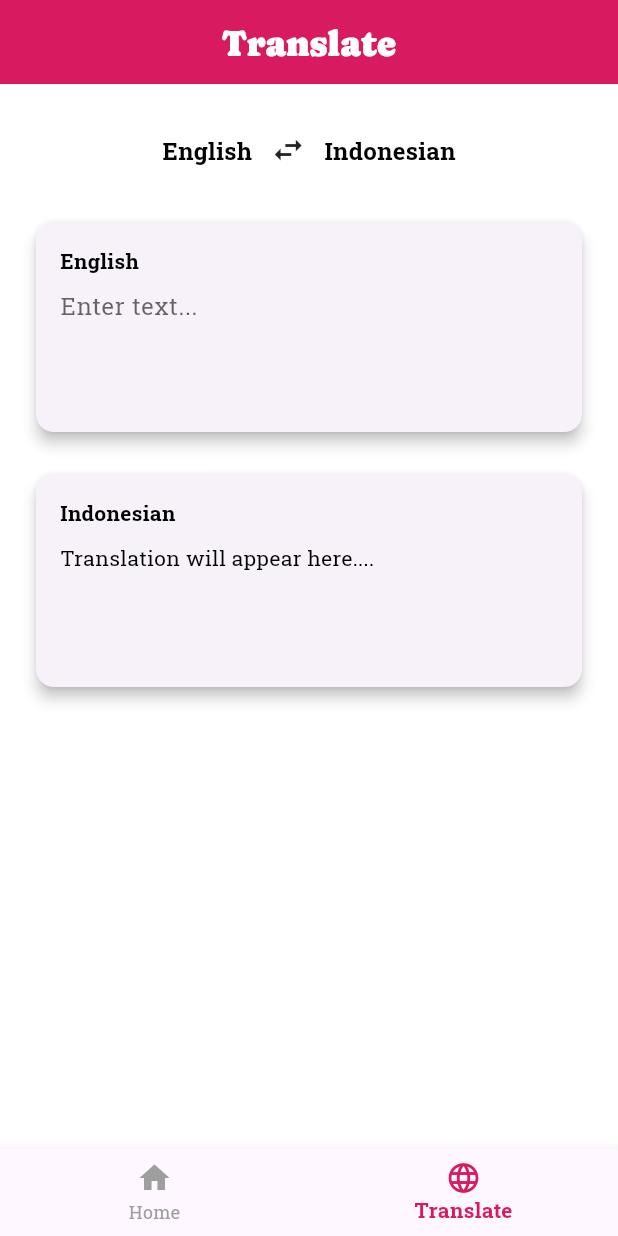
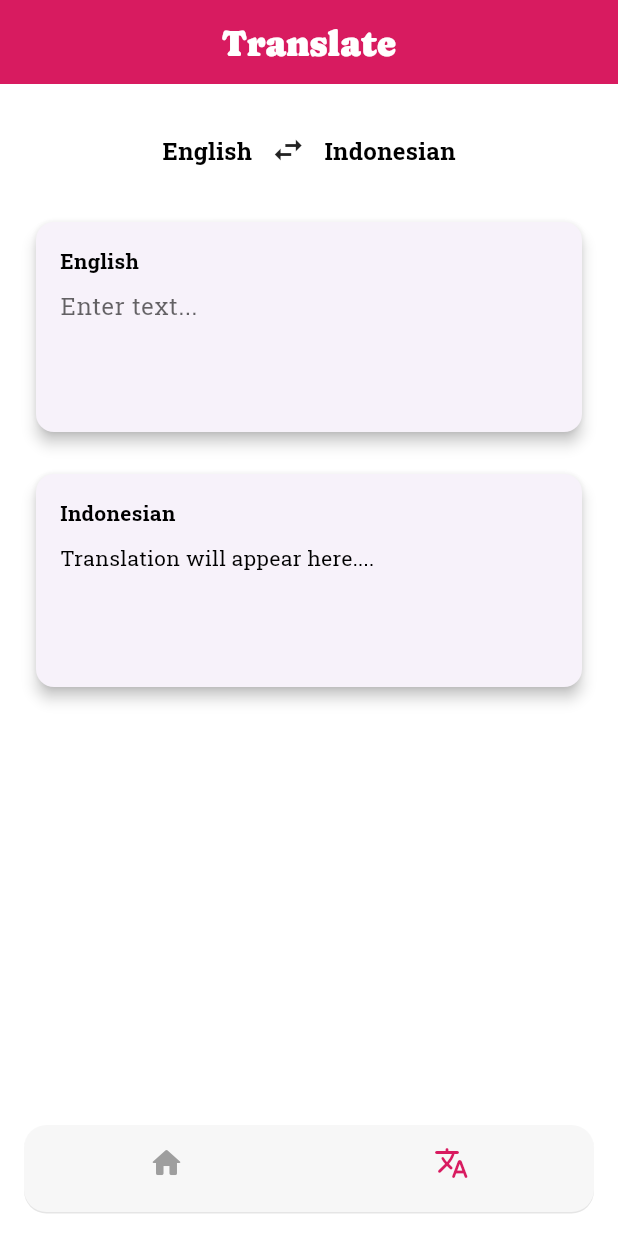
Before and after one commit to uswatun05/wordwise, a Flutter app: the MainNavigation screen opened directly, item 2 of the bottom bar chosen, on a phone screen of 412 x 824 dp. Run offline on Flutter 3.47's test engine with Material 3 defaults, Android fonts, the phone set to English and light mode, and no system bars; our stand-ins replace auto_size_text, lottie, shared_preferences; accounts and stored records are empty; network calls fail.

Commit message:
perubahan di main navigation

```diff
--- a/lib/screens/main_navigation.dart
+++ b/lib/screens/main_navigation.dart
@@ -27,23 +27,42 @@ class _MainNavigationState extends State<MainNavigation> {
     Widget build(BuildContext context) {
         return Scaffold(
             body: _pages[_selectedIndex],
-            bottomNavigationBar: BottomNavigationBar(
+            bottomNavigationBar: Container(
+                margin: const EdgeInsets.all(16),
+                decoration: BoxDecoration(
+                    color: Colors.white.withOpacity(0.7),
+                    borderRadius: BorderRadius.circular(15),
+                    boxShadow: [
+                        BoxShadow(
+                            color: Colors.black.withOpacity(0.1),
+                            offset: Offset(0, 1),
+                        ),
+                    ],
+                ),
+                child: ClipRRect(
+                    borderRadius: BorderRadius.only(),
+                    child: BottomNavigationBar(
+                        type: BottomNavigationBarType.fixed,
+                        backgroundColor: Colors.transparent,
+                        elevation: 0,
                         currentIndex: _selectedIndex,
+                        showSelectedLabels: false,
+                        showUnselectedLabels: false,
                         selectedItemColor: Color(0xFFD81B60),
-                unselectedItemColor: Colors.grey,
-                selectedLabelStyle: TextStyle(fontFamily: 'RobotoSlab', fontWeight: FontWeight.bold),
-                unselectedLabelStyle: TextStyle(fontFamily: 'RobotoSlab'),
+                        unselectedItemColor: Colors.grey[500],
                         onTap: _onItemTapped,
                         items: [
                             BottomNavigationBarItem(
-                        icon: Icon(Icons.home),
-                        label: 'Home',
+                                icon: Icon(Icons.home_rounded, size: 24),
+                                label: '',
                             ),
                             BottomNavigationBarItem(
-                        icon: Icon(Icons.language),
-                        label: 'Translate',
+                                icon: Icon(Icons.translate_rounded, size: 24),
+                                label: '',
                             ),
                                 ],
+                            ),
+                        ),
                     ),
                 );
             }
```
Lines whose indentation alone changed are shown as unchanged.
